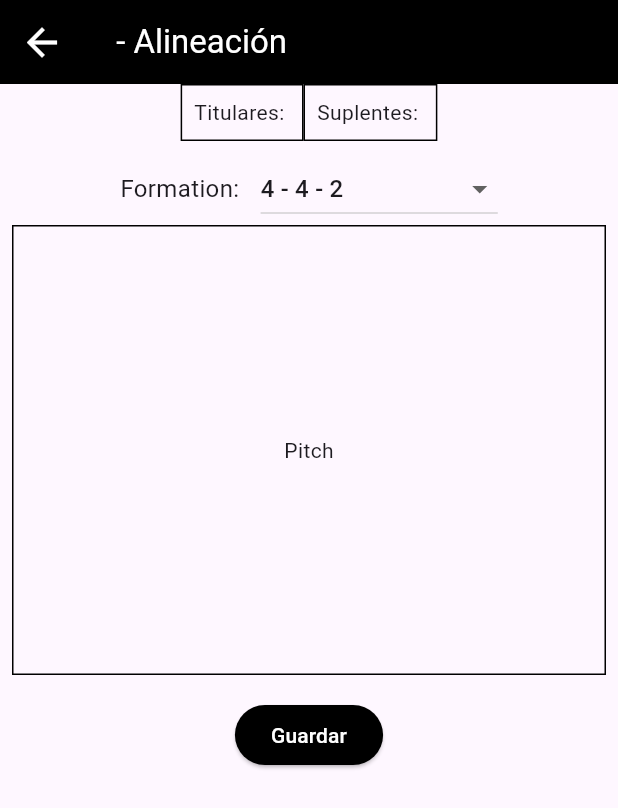
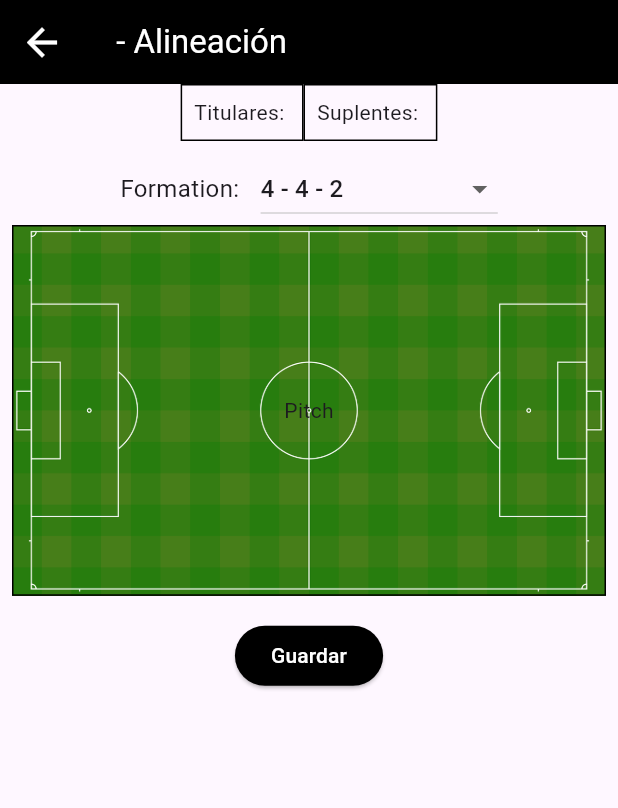
Before and after one commit to danieltelo95/soccer_fields, a Flutter app: the TacticsPanel screen opened directly with empty values, on a phone screen of 412 x 824 dp. Shown: the top 808 px of the screen. Run offline on Flutter 3.47's test engine with Material 3 defaults, Android fonts, the phone set to English and light mode, and no system bars.

Commit message:
assets fixed. field image added

```diff
--- a/app/lib/tactics_panel.dart
+++ b/app/lib/tactics_panel.dart
@@ -17,8 +17,7 @@ class _TacticsPanelState extends State<TacticsPanel> {
   Widget build(BuildContext context) {
     return Scaffold(
       appBar: AppBar(
-        title: Text('${widget.matchSettings["teamName"]} - Alineación',
-            style: const TextStyle(color: Colors.white)),
+        title: Text('${widget.matchSettings["teamName"]} - Alineación', style: const TextStyle(color: Colors.white)),
         backgroundColor: Colors.black,
       ),
       body: Column(
@@ -29,17 +28,13 @@ class _TacticsPanelState extends State<TacticsPanel> {
             children: [
               Container(
                 padding: const EdgeInsets.all(8),
-                decoration:
-                    BoxDecoration(border: Border.all(color: Colors.black)),
-                child:
-                    Text('Titulares: ${widget.matchSettings["nPlayersField"]}'),
+                decoration: BoxDecoration(border: Border.all(color: Colors.black)),
+                child: Text('Titulares: ${widget.matchSettings["nPlayersField"]}'),
               ),
               Container(
                 padding: const EdgeInsets.all(8),
-                decoration:
-                    BoxDecoration(border: Border.all(color: Colors.black)),
-                child:
-                    Text('Suplentes: ${widget.matchSettings["nPlayersBench"]}'),
+                decoration: BoxDecoration(border: Border.all(color: Colors.black)),
+                child: Text('Suplentes: ${widget.matchSettings["nPlayersBench"]}'),
               ),
             ],
           ),
@@ -57,10 +52,15 @@ class _TacticsPanelState extends State<TacticsPanel> {
                     },
                   ),
                   Container(
-                    height: 300,
+                    height: MediaQuery.of(context).size.height * 0.3,
                     padding: const EdgeInsets.symmetric(horizontal: 16),
-                    decoration:
-                        BoxDecoration(border: Border.all(color: Colors.black)),
+                    decoration: BoxDecoration(
+                      border: Border.all(color: Colors.black),
+                      image: const DecorationImage(
+                        image: AssetImage("assets/backgrounds/football_field_v1.png"),
+                        fit: BoxFit.cover,
+                      ),
+                    ),
                     child: const Center(child: Text("Pitch")),
                   )
                 ],
--- a/app/pubspec.yaml
+++ b/app/pubspec.yaml
@@ -60,7 +60,8 @@ flutter:
 
   # To add assets to your application, add an assets section, like this:
   assets:
-    - "assets/"
+    - assets/backgrounds/
+
 
   # An image asset can refer to one or more resolution-specific "variants", see
   # https://flutter.dev/assets-and-images/#resolution-aware
```
Also changed, not shown: app/assets/backgrounds/football_field_v1.png (renamed from app/images/Football_field_v2.png), app/assets/backgrounds/football_field_v2.png (renamed from app/images/Football_field_v3.png), app/images/Football_field.jpg (deleted), app/lib/match.dart (added), app/pubspec.lock.
